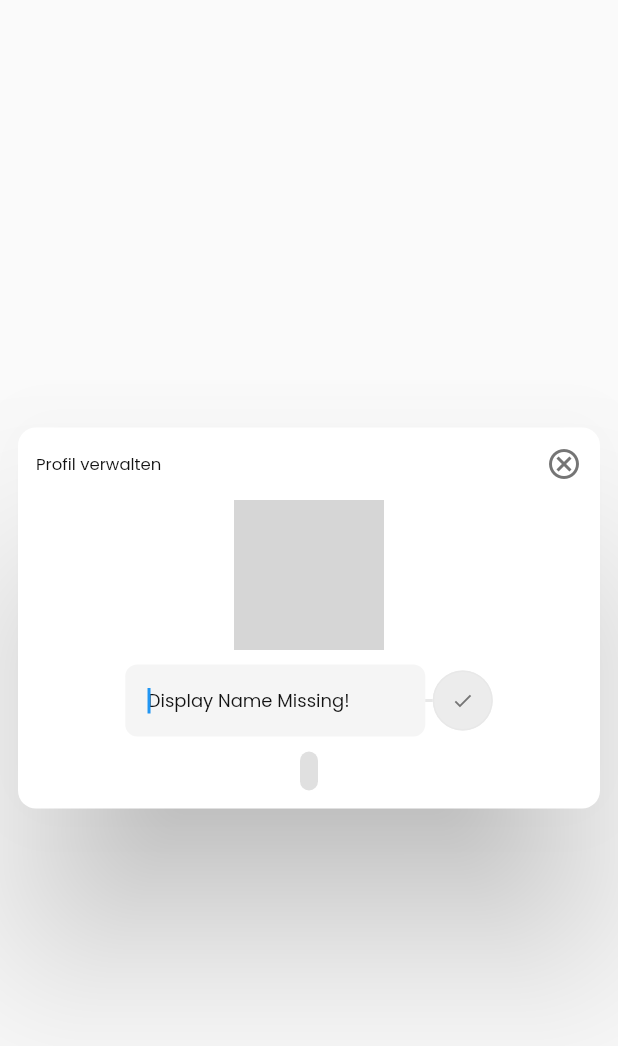
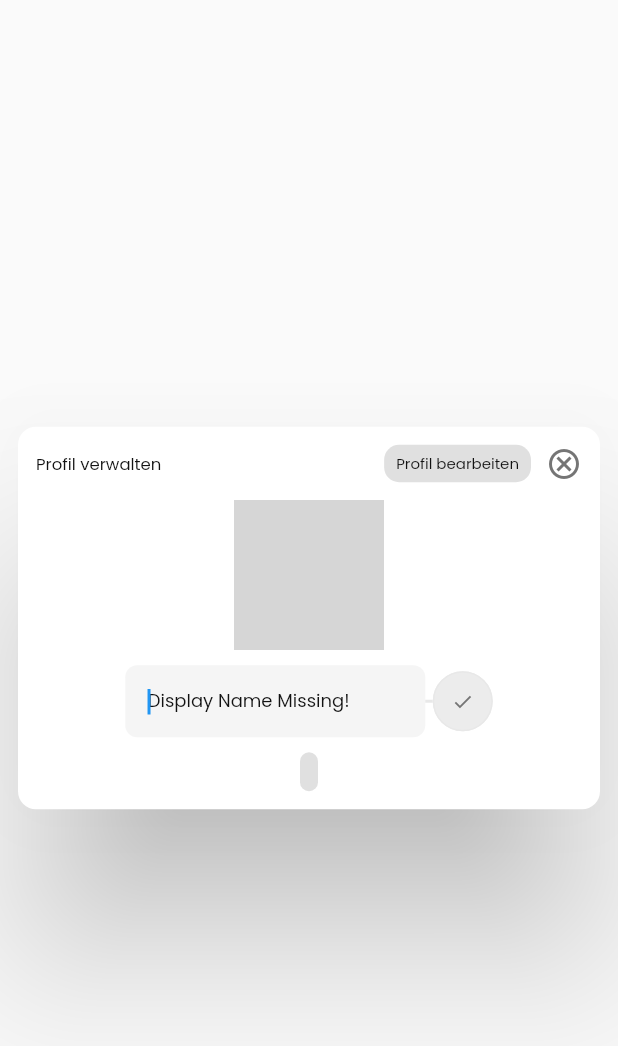
Before and after one commit to furqanabaid/XARDS, a Flutter app: the ManageProfileWidget widget shown alone on an empty page, opened directly, on a phone screen of 412 x 824 dp. Shown: the top 1046 px of the screen. Run offline on Flutter 3.47's test engine with Material 2 defaults, Android fonts, the phone set to English and light mode, and no system bars; our stand-ins replace auto_size_text, barcode_widget, cloud_firestore, easy_debounce, file_picker, firebase_auth and 19 more; missing offline and left inert: aligned_dialog, custom_image_crop, download, flutterflow_colorpicker, image_downloader_web, json_path and 2 more; accounts and stored records are empty; network calls fail; grey boxes are pictures that could not be loaded.

Commit message:
VCF Integration

```diff
--- a/lib/components/manage_profile_widget.dart
+++ b/lib/components/manage_profile_widget.dart
@@ -134,23 +134,14 @@ class _ManageProfileWidgetState extends State<ManageProfileWidget> {
                                       Row(
                                         mainAxisSize: MainAxisSize.max,
                                         children: [
-                                          if ((currentUserDisplayName != null &&
-                                                  currentUserDisplayName !=
-                                                      '') &&
-                                              (currentUserPhoto != null &&
-                                                  currentUserPhoto != ''))
                                           Padding(
-                                              padding: EdgeInsetsDirectional
-                                                  .fromSTEB(
+                                            padding:
+                                                EdgeInsetsDirectional.fromSTEB(
                                                     0.0, 0.0, 10.0, 0.0),
-                                              child: AuthUserStreamWidget(
-                                                builder: (context) => InkWell(
-                                                  splashColor:
-                                                      Colors.transparent,
-                                                  focusColor:
-                                                      Colors.transparent,
-                                                  hoverColor:
-                                                      Colors.transparent,
+                                            child: InkWell(
+                                              splashColor: Colors.transparent,
+                                              focusColor: Colors.transparent,
+                                              hoverColor: Colors.transparent,
                                               highlightColor:
                                                   Colors.transparent,
                                               onTap: () async {
@@ -164,8 +155,7 @@ class _ManageProfileWidgetState extends State<ManageProfileWidget> {
                                               child: Container(
                                                 height: 25.0,
                                                 decoration: BoxDecoration(
-                                                      color:
-                                                          FlutterFlowTheme.of(
+                                                  color: FlutterFlowTheme.of(
                                                           context)
                                                       .accent3,
                                                   borderRadius:
@@ -179,23 +169,20 @@ class _ManageProfileWidgetState extends State<ManageProfileWidget> {
                                                   child: Padding(
                                                     padding:
                                                         EdgeInsetsDirectional
-                                                                .fromSTEB(
-                                                                    8.0,
-                                                                    0.0,
-                                                                    8.0,
-                                                                    0.0),
+                                                            .fromSTEB(8.0, 0.0,
+                                                                8.0, 0.0),
                                                     child: Text(
                                                       _model.editProfile
                                                           ? 'Profil bearbeiten'
                                                           : 'X',
-                                                          style: FlutterFlowTheme
-                                                                  .of(context)
+                                                      style:
+                                                          FlutterFlowTheme.of(
+                                                                  context)
                                                               .bodyMedium
                                                               .override(
                                                                 fontFamily:
                                                                     'Poppins',
                                                                 fontSize: 10.0,
-                                                              ),
                                                               ),
                                                     ),
                                                   ),
--- a/lib/home_page/home_page_widget.dart
+++ b/lib/home_page/home_page_widget.dart
@@ -776,7 +776,7 @@ class _HomePageWidgetState extends State<HomePageWidget>
                                                       snapshot.data!;
                                                   if (firmsFirmRecordList
                                                       .isEmpty) {
-                                                    return Image.network(
+                                                    return Image.asset(
                                                       'https://www.edgecrm.app/images/no-data.gif',
                                                     );
                                                   }
@@ -925,7 +925,7 @@ class _HomePageWidgetState extends State<HomePageWidget>
                                                       .map((e) => e)
                                                       .toList();
                                                   if (searchedFIrm.isEmpty) {
-                                                    return Image.network(
+                                                    return Image.asset(
                                                       'https://www.edgecrm.app/images/no-data.gif',
                                                     );
                                                   }
@@ -2681,7 +2681,7 @@ class _HomePageWidgetState extends State<HomePageWidget>
                                                                         .max,
                                                                 crossAxisAlignment:
                                                                     CrossAxisAlignment
-                                                                        .start,
+                                                                        .center,
                                                                 children: [
                                                                   FaIcon(
                                                                     FontAwesomeIcons
--- a/lib/home_page_copy/home_page_copy_widget.dart
+++ b/lib/home_page_copy/home_page_copy_widget.dart
@@ -784,7 +784,7 @@ class _HomePageCopyWidgetState extends State<HomePageCopyWidget>
                                                       snapshot.data!;
                                                   if (firmsFirmRecordList
                                                       .isEmpty) {
-                                                    return Image.network(
+                                                    return Image.asset(
                                                       'https://www.edgecrm.app/images/no-data.gif',
                                                     );
                                                   }
@@ -933,7 +933,7 @@ class _HomePageCopyWidgetState extends State<HomePageCopyWidget>
                                                       .map((e) => e)
                                                       .toList();
                                                   if (searchedFIrm.isEmpty) {
-                                                    return Image.network(
+                                                    return Image.asset(
                                                       'https://www.edgecrm.app/images/no-data.gif',
                                                     );
                                                   }
--- a/lib/main.dart
+++ b/lib/main.dart
@@ -61,7 +61,7 @@ class _MyAppState extends State<MyApp> {
       ..listen((user) => _appStateNotifier.update(user));
     jwtTokenStream.listen((_) {});
     Future.delayed(
-      Duration(seconds: 1),
+      Duration(milliseconds: 1000),
       () => _appStateNotifier.stopShowingSplashImage(),
     );
   }
```
Also changed, not shown: lib/flutter_flow/nav/nav.dart (+6 -5 lines), lib/flutter_flow/upload_data.dart (+13 -3 lines), 1 other file. Lines whose indentation alone changed are shown as unchanged.
